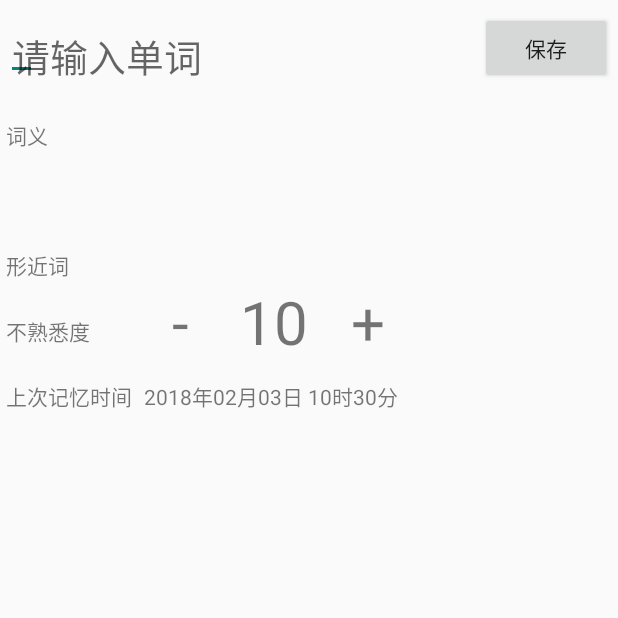
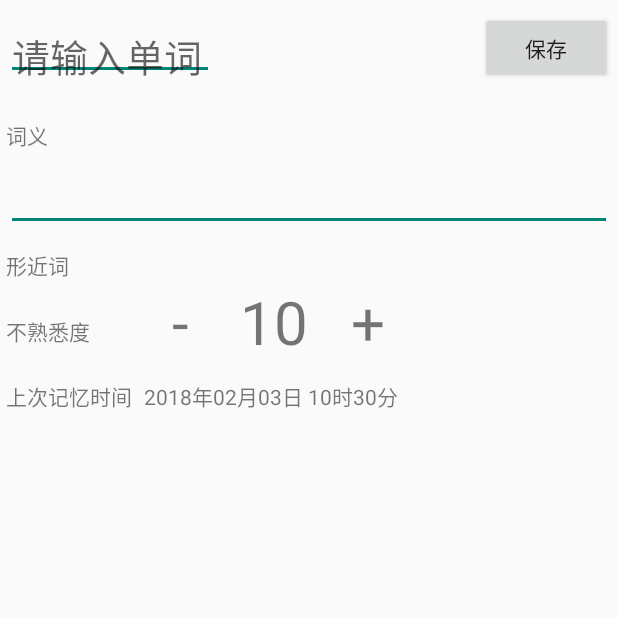
Before and after one commit to liuguicen/MemoryNote, an Android app: the screen it shows after launch (WordDetailActivity), after a tap on an icon or button, on a phone screen of 412 x 824 dp, the top half of it. Run offline under Robolectric (Android 15) with nearby library versions, the phone set to English and light mode, and no system bars.

Commit message:
完善一些细节

```diff
--- a/memory-note/src/main/java/com/lgc/memorynote/data/AppConstant.java
+++ b/memory-note/src/main/java/com/lgc/memorynote/data/AppConstant.java
@@ -6,4 +6,9 @@
      * 单词输入格式错误
      */
     public static final int WORD_FORMAT_ERROR = 1;
+
+    /**
+     * 单词重复
+     */
+    public static final int REPETITIVE_WORD = 2;
 }
--- a/memory-note/src/main/java/com/lgc/memorynote/data/GlobalData.java
+++ b/memory-note/src/main/java/com/lgc/memorynote/data/GlobalData.java
@@ -33,24 +33,28 @@
 
     private GlobalData() {
         Logcat.d(System.currentTimeMillis());
+        queryAllWord();
+        getCommandList();
+
+        Logcat.d(System.currentTimeMillis());
+    }
+
+    private void queryAllWord() {
         MyDatabase database = MyDatabase.getInstance();
         List<String>  jasonList = new ArrayList<>();
         try {
             database.queryAllWord(jasonList);
+            Gson gson = new Gson();
+            for (String oneJsonWord : jasonList) {
+                mAllWord.add(gson.fromJson(oneJsonWord, Word.class));
+            }
         } catch (IOException e) {
             e.printStackTrace();
         } finally {
             database.close();
         }
-        Gson gson = new Gson();
-        for (String oneJsonWord : jasonList) {
-            mAllWord.add(gson.fromJson(oneJsonWord, Word.class));
-        }
+    }
 
-        getCommandList();
-
-        Logcat.d(System.currentTimeMillis());
-    }
     public static GlobalData getInstance() {
         if (mInstance == null) {
             mInstance = new GlobalData();
@@ -59,6 +63,9 @@
     }
 
     public List<Word> getAllWord() {
+        if (mAllWord == null) {
+            queryAllWord();
+        }
         return mAllWord;
     }
 
--- a/memory-note/src/main/java/com/lgc/memorynote/wordDetail/WordDetailActivity.java
+++ b/memory-note/src/main/java/com/lgc/memorynote/wordDetail/WordDetailActivity.java
@@ -48,7 +48,7 @@
     private void initView() {
         mTvWordName          = (EditText) findViewById(R.id.word_detail_word);
         mTvWordMeaning       = (EditText) findViewById(R.id.word_detail_meaning);
-        mTvSimilarWord       = (EditText) findViewById(R.id.similar_form_word);
+        mTvSimilarWord       = (EditText) findViewById(R.id.similar_word);
         mTvStrangeDegree     = (TextView) findViewById(R.id.value_strange_degree);
         mTvLastRememberTime  = (TextView) findViewById(R.id.last_remember_time);
         mBtnEdit             = (Button) findViewById(R.id.btn_word_detail_edit);
@@ -187,11 +187,16 @@
 
     @Override
     public void showSaveFailed(int state) {
+        String msg = null;
         switch (state) {
             case AppConstant.WORD_FORMAT_ERROR:
-                Toast.makeText(this, R.string.word_format_erorr,Toast.LENGTH_LONG).show();
+                msg = getString(R.string.word_format_erorr);
                 break;
+            case AppConstant.REPETITIVE_WORD:
+                msg = getString(R.string.word_repetitive);
+
         }
+        Toast.makeText(this, msg, Toast.LENGTH_LONG).show();
     }
 
     public static Intent getStartIntent(Context context) {
--- a/memory-note/src/main/java/com/lgc/memorynote/wordDetail/WordDetailPresenter.java
+++ b/memory-note/src/main/java/com/lgc/memorynote/wordDetail/WordDetailPresenter.java
@@ -5,6 +5,8 @@
 import android.text.TextUtils;
 
 import com.lgc.memorynote.data.AppConstant;
+import com.lgc.memorynote.data.GlobalData;
+import com.lgc.memorynote.data.SearchUtil;
 
 import java.util.ArrayList;
 import java.util.List;
@@ -42,6 +44,8 @@
         } else {
             String wordName = intent.getStringExtra(WordDetailActivity.INTENT_EXTRA_WORD_NAME);
             mWord = mDataSource.getWordByName(wordName);
+            if (mWord == null)
+                mWord = new Word();
             showData(false);
         }
     }
@@ -55,6 +59,8 @@
             while(Pattern.compile("[^a-zA-z- ]").matcher(inputName).find()) {
                 mView.showSaveFailed(AppConstant.WORD_FORMAT_ERROR);
                 return;
+            } if (SearchUtil.getOneWordByName(GlobalData.getInstance().getAllWord(), mWord.getName()) != null) {
+                mView.showSaveFailed(AppConstant.REPETITIVE_WORD);
             }
             mWord.setName(inputName);
         }
--- a/memory-note/src/main/java/com/lgc/memorynote/wordList/Command.java
+++ b/memory-note/src/main/java/com/lgc/memorynote/wordList/Command.java
@@ -97,7 +97,7 @@
         for (int i = commandList.size() - 1; i >= 0; i--) {
             String search = commandList.get(i);
             if (!search.startsWith(COMMAND_START)) {
-                SearchUtil.searchWord(search, resultList);
+                SearchUtil.searchWordOrMeaning(search, resultList);
                 commandList.remove(i);
             }
         }
--- a/memory-note/src/main/java/com/lgc/memorynote/wordList/WordListAdapter.java
+++ b/memory-note/src/main/java/com/lgc/memorynote/wordList/WordListAdapter.java
@@ -86,7 +86,7 @@
         ItemHolder itemHolder = ((ItemHolder) holder);
         Word word = mWordList.get(position);
         itemHolder.tvName.setText(word.getName());
-        itemHolder.tvStrange.setText(word.getStrangeDegree());
+        itemHolder.tvStrange.setText(word.getStrangeDegree() + "");
         MeaningUtil.showMeaningList(((ItemHolder)holder).tvMeaning, mWordList.get(position).getMeaningList());
     }
 
--- a/memory-note/src/main/res/layout/activity_word_detail.xml
+++ b/memory-note/src/main/res/layout/activity_word_detail.xml
@@ -37,7 +37,8 @@
         <EditText
             android:id="@+id/word_detail_meaning"
             style="@style/WordDetailEditItem"
-            app:layout_constraintStart_toEndOf="parent"
+            app:layout_constraintStart_toStartOf="parent"
+            app:layout_constraintEnd_toEndOf="parent"
             app:layout_constraintTop_toBottomOf="@+id/word_detail_meaning_name" />
 
         <TextView
@@ -46,17 +47,14 @@
             android:text="@string/similar_form_word"
             app:layout_constraintTop_toBottomOf="@+id/word_detail_meaning" />
 
-        <LinearLayout
-            android:id="@+id/similar_word_layout"
-            android:layout_width="wrap_content"
-            android:layout_height="wrap_content"
+        <EditText
+            android:id="@+id/similar_word"
+            style="@style/WordDetailEditItem"
             app:layout_constraintStart_toStartOf="parent"
+            app:layout_constraintEnd_toEndOf="parent"
             app:layout_constraintTop_toBottomOf="@+id/similar_form_word_name">
 
-            <EditText
-                android:id="@+id/similar_form_word"
-                style="@style/WordDetailEditItem" />
-        </LinearLayout>
+        </EditText>
 
         <TextView
             android:id="@+id/strange_degree_name"
@@ -64,7 +62,7 @@
             android:text="@string/strange_degree"
             app:layout_constraintBottom_toBottomOf="@+id/value_strange_degree"
             app:layout_constraintStart_toStartOf="parent"
-            app:layout_constraintTop_toBottomOf="@+id/similar_word_layout" />
+            app:layout_constraintTop_toBottomOf="@+id/similar_word" />
 
         <TextView
             android:id="@+id/reduce_strange_degree"
@@ -74,21 +72,21 @@
             android:minWidth="40dp"
             android:gravity="center"
             app:layout_constraintStart_toEndOf="@+id/strange_degree_name"
-            app:layout_constraintTop_toBottomOf="@+id/similar_word_layout" />
+            app:layout_constraintTop_toBottomOf="@+id/similar_word" />
 
         <TextView
             android:id="@+id/value_strange_degree"
             style="@style/StrangeDegreeItem"
             android:text="0"
             app:layout_constraintStart_toEndOf="@+id/reduce_strange_degree"
-            app:layout_constraintTop_toBottomOf="@+id/similar_word_layout" />
+            app:layout_constraintTop_toBottomOf="@+id/similar_word" />
 
         <TextView
             android:id="@+id/add_strange_degree"
             style="@style/StrangeDegreeItem"
             android:text="+"
             app:layout_constraintStart_toEndOf="@+id/value_strange_degree"
-            app:layout_constraintTop_toBottomOf="@+id/similar_word_layout" />
+            app:layout_constraintTop_toBottomOf="@+id/similar_word" />
 
         <TextView
             android:id="@+id/last_remember_time_name"
--- a/memory-note/src/main/res/values/strings.xml
+++ b/memory-note/src/main/res/values/strings.xml
@@ -7,5 +7,6 @@
     <string name="last_remember_time">上次记忆时间</string>
     <string name="edit">编辑</string>
     <string name="edit_save">保存</string>
-    <string name="word_format_erorr">\"单词或短语格式错误，保存失败\"</string>
+    <string name="word_format_erorr">单词或短语格式错误，保存失败</string>
+    <string name="word_repetitive">单词重复，保存失败"</string>
 </resources>
--- a/memory-note/src/main/res/values/styles.xml
+++ b/memory-note/src/main/res/values/styles.xml
@@ -16,7 +16,7 @@
     </style>
 
     <style name="WordDetailEditItem">
-        <item name="android:layout_width">wrap_content</item>
+        <item name="android:layout_width">0dp</item>
         <item name="android:layout_height">wrap_content</item>
         <item name="android:layout_marginTop">8dp</item>
     </style>
```
Also changed, not shown: memory-note/src/main/java/com/lgc/memorynote/data/SearchUtil.java (+15 -1 lines), 1 other file.
